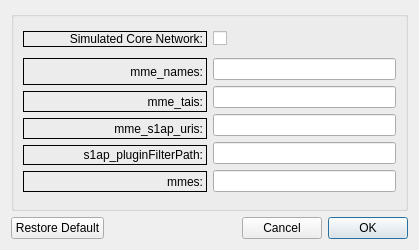
The window that LTEsimGeneratorGUI/Ui/DataForms/mmeform.ui (moniss23/junit4) describes before a commit, drawn with Qt 5.
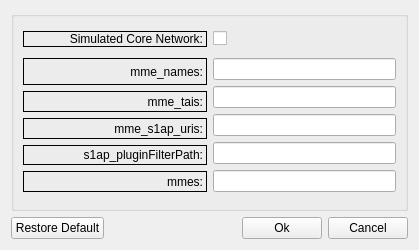
The same window after the commit.

Commit message: Changed ipex, pagging, mme, sgw. They have cancel button enabled in trafficMap.

```diff
--- a/LTEsimGeneratorGUI/Ui/DataForms/mmeform.ui
+++ b/LTEsimGeneratorGUI/Ui/DataForms/mmeform.ui
@@ -230,24 +230,16 @@
       </spacer>
      </item>
      <item>
-      <widget class="QDialogButtonBox" name="buttonBox">
-       <property name="enabled">
-        <bool>true</bool>
+      <widget class="QPushButton" name="okButton">
+       <property name="text">
+        <string>Ok</string>
        </property>
-       <property name="focusPolicy">
-        <enum>Qt::NoFocus</enum>
-       </property>
-       <property name="layoutDirection">
-        <enum>Qt::RightToLeft</enum>
-       </property>
-       <property name="orientation">
-        <enum>Qt::Horizontal</enum>
-       </property>
-       <property name="standardButtons">
-        <set>QDialogButtonBox::Cancel|QDialogButtonBox::Ok</set>
-       </property>
-       <property name="centerButtons">
-        <bool>false</bool>
+      </widget>
+     </item>
+     <item>
+      <widget class="QPushButton" name="cancelButton">
+       <property name="text">
+        <string>Cancel</string>
        </property>
       </widget>
      </item>
```
The commit also changes 13 other files.
